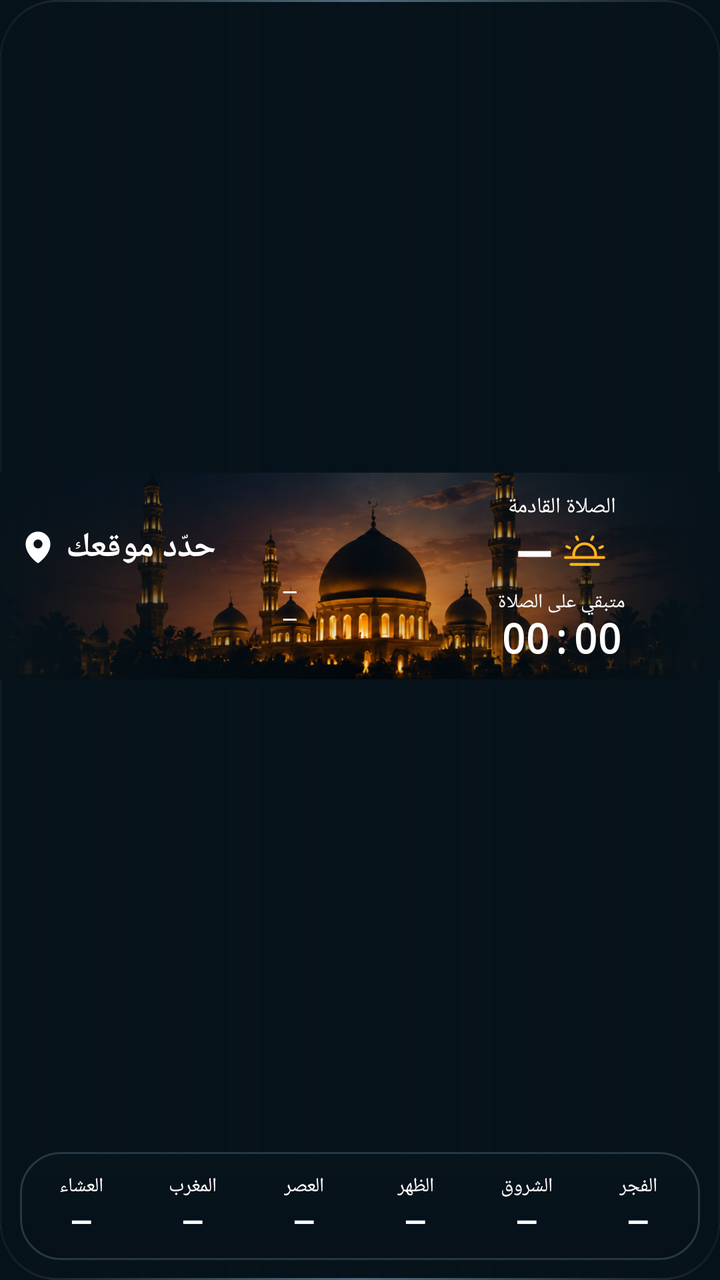
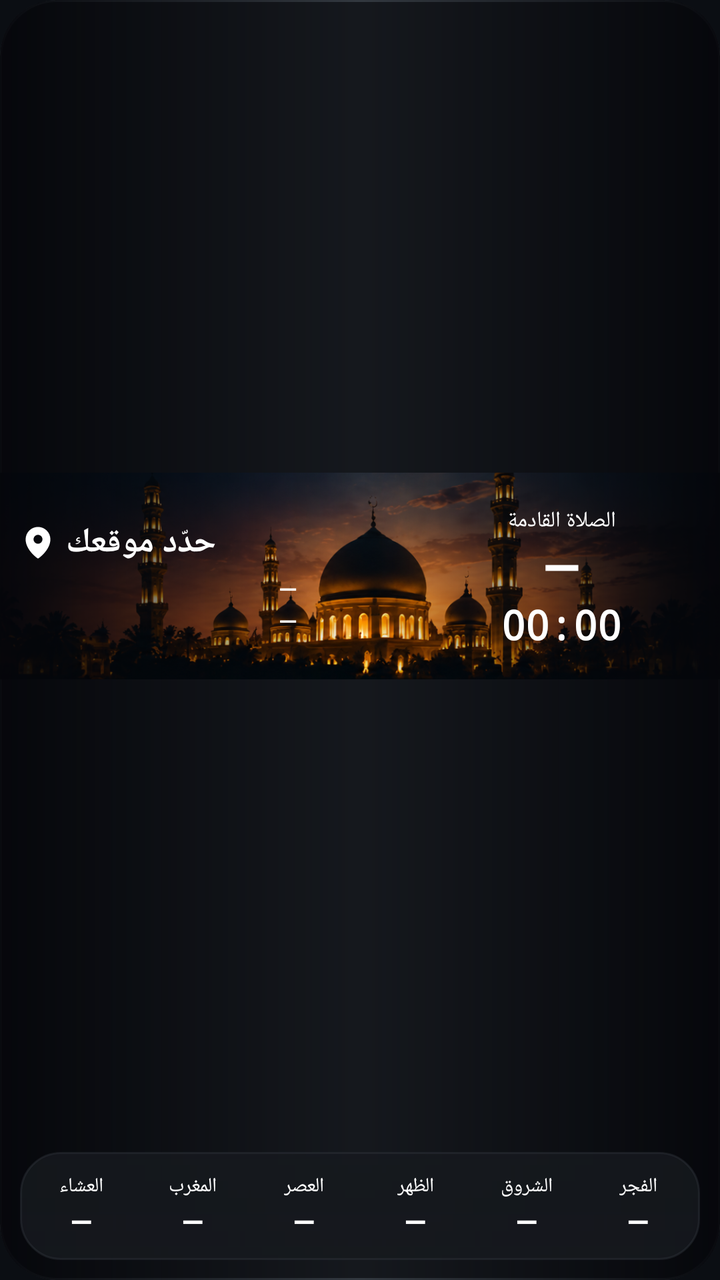

Screens rendered from an Android XML layout before and after an edit, with the pre-edit source and the edit as a unified diff.
<!-- AndroidManifest.xml: application theme Theme.Salati -->
<!-- res/layout/prayer_widget.xml -->
<FrameLayout xmlns:android="http://schemas.android.com/apk/res/android" android:id="@+id/widget_root" android:layout_width="match_parent" android:layout_height="match_parent" android:layoutDirection="rtl" android:background="@drawable/widget_background" android:clipToOutline="true">
<ImageView android:id="@+id/widget_scenery" android:layout_width="match_parent" android:layout_height="match_parent" android:src="@drawable/widget_reference_mosque" android:layout_marginBottom="64dp" android:scaleType="fitCenter" android:contentDescription="@null" android:importantForAccessibility="no"/>
<ImageView android:id="@+id/widget_overlay" android:layout_width="match_parent" android:layout_height="match_parent" android:src="@drawable/widget_overlay_night" android:scaleType="fitXY" android:contentDescription="@null" android:importantForAccessibility="no"/>
<LinearLayout android:id="@+id/widget_card" android:layout_width="match_parent" android:layout_height="match_parent" android:orientation="vertical" android:padding="10dp">
<LinearLayout android:layout_width="match_parent" android:layout_height="0dp" android:layout_weight="1" android:orientation="horizontal" android:gravity="center_vertical" android:baselineAligned="false" android:paddingBottom="8dp">
<LinearLayout android:layout_width="0dp" android:layout_weight="1.1" android:layout_height="wrap_content" android:orientation="vertical" android:gravity="center">
<TextView android:id="@+id/widget_next_label" android:layout_width="wrap_content" android:layout_height="wrap_content" android:text="الصلاة القادمة" android:textColor="#FFFFFF" android:textSize="11sp" android:fontFamily="sans-serif-medium" android:includeFontPadding="false" android:maxLines="1" android:ellipsize="end"/>
<LinearLayout android:layout_width="wrap_content" android:layout_height="wrap_content" android:orientation="horizontal" android:gravity="center" android:layoutDirection="rtl"><ImageView android:id="@+id/widget_next_icon" android:layout_width="22dp" android:layout_height="22dp" android:layout_marginEnd="5dp" android:src="@drawable/ic_widget_sunrise" android:contentDescription="@null" android:importantForAccessibility="no"/><TextView android:id="@+id/widget_next" android:layout_width="wrap_content" android:layout_height="wrap_content" android:text="—" android:textColor="#FFFFFF" android:textSize="24sp" android:fontFamily="sans-serif-medium" android:includeFontPadding="false" android:maxLines="1" android:ellipsize="end" android:textStyle="bold" android:paddingTop="2dp"/></LinearLayout>
<LinearLayout android:id="@+id/widget_countdown_row" android:layout_width="wrap_content" android:layout_height="wrap_content" android:orientation="vertical" android:gravity="center" android:layout_marginTop="3dp">
<TextView android:id="@+id/widget_countdown_label" android:layout_width="wrap_content" android:layout_height="wrap_content" android:text="متبقي على الصلاة" android:textColor="#FFFFFF" android:textSize="10sp" android:fontFamily="sans-serif-medium" android:includeFontPadding="false" android:maxLines="1" android:ellipsize="end"/>
<Chronometer android:id="@+id/widget_countdown" android:layout_width="wrap_content" android:layout_height="wrap_content" android:textColor="#FFFFFF" android:textSize="20sp" android:textStyle="bold" android:fontFamily="monospace" android:textDirection="ltr" android:countDown="true" android:includeFontPadding="false"/>
</LinearLayout></LinearLayout>
<FrameLayout android:layout_width="0dp" android:layout_height="1dp" android:layout_weight="0.5"/>
<LinearLayout android:layout_width="0dp" android:layout_weight="1.1" android:layout_height="wrap_content" android:orientation="vertical" android:gravity="start">
<LinearLayout android:layout_width="match_parent" android:layout_height="wrap_content" android:orientation="horizontal" android:layoutDirection="ltr" android:gravity="center_vertical" android:baselineAligned="false">
<ImageView android:layout_width="18dp" android:layout_height="22dp" android:layout_marginEnd="5dp" android:src="@drawable/ic_widget_location" android:contentDescription="@null" android:importantForAccessibility="no"/>
<TextView android:id="@+id/widget_location" android:layout_width="0dp" android:layout_height="wrap_content" android:text="حدّد موقعك" android:textColor="#FFFFFF" android:textSize="17sp" android:fontFamily="sans-serif-medium" android:includeFontPadding="false" android:maxLines="1" android:ellipsize="end" android:textStyle="bold" android:layout_weight="1" android:textDirection="locale"/>
</LinearLayout>
<TextView android:id="@+id/widget_date" android:layout_width="wrap_content" android:layout_height="wrap_content" android:text="—" android:textColor="#FFFFFF" android:textSize="10sp" android:fontFamily="sans-serif-medium" android:includeFontPadding="false" android:maxLines="2" android:ellipsize="end" android:paddingTop="5dp"/>
<TextView android:id="@+id/widget_hijri" android:layout_width="wrap_content" android:layout_height="wrap_content" android:text="—" android:textColor="#FFFFFF" android:textSize="10sp" android:fontFamily="sans-serif-medium" android:includeFontPadding="false" android:maxLines="2" android:ellipsize="end" android:paddingTop="2dp"/>
</LinearLayout></LinearLayout>
<LinearLayout android:layout_width="match_parent" android:layout_height="54dp" android:orientation="horizontal" android:background="@drawable/widget_glass_strip" android:padding="3dp" android:baselineAligned="false">
<LinearLayout android:id="@+id/widget_cell_fajr" android:layout_width="0dp" android:layout_weight="1" android:layout_height="match_parent" android:orientation="vertical" android:gravity="center"><TextView android:id="@+id/widget_label_fajr" android:layout_width="wrap_content" android:layout_height="wrap_content" android:text="الفجر" android:textColor="#FFFFFF" android:textSize="10sp" android:fontFamily="sans-serif-medium" android:includeFontPadding="false" android:maxLines="1" android:ellipsize="end"/><TextView android:id="@+id/widget_fajr" android:layout_width="wrap_content" android:layout_height="wrap_content" android:text="—" android:textColor="#FFFFFF" android:textSize="14sp" android:fontFamily="sans-serif-medium" android:includeFontPadding="false" android:maxLines="1" android:ellipsize="end" android:textStyle="bold" android:paddingTop="3dp" android:textDirection="ltr"/></LinearLayout>
<LinearLayout android:id="@+id/widget_cell_sunrise" android:layout_width="0dp" android:layout_weight="1" android:layout_height="match_parent" android:orientation="vertical" android:gravity="center"><TextView android:id="@+id/widget_label_sunrise" android:layout_width="wrap_content" android:layout_height="wrap_content" android:text="الشروق" android:textColor="#FFFFFF" android:textSize="10sp" android:fontFamily="sans-serif-medium" android:includeFontPadding="false" android:maxLines="1" android:ellipsize="end"/><TextView android:id="@+id/widget_sunrise" android:layout_width="wrap_content" android:layout_height="wrap_content" android:text="—" android:textColor="#FFFFFF" android:textSize="14sp" android:fontFamily="sans-serif-medium" android:includeFontPadding="false" android:maxLines="1" android:ellipsize="end" android:textStyle="bold" android:paddingTop="3dp" android:textDirection="ltr"/></LinearLayout>
<LinearLayout android:id="@+id/widget_cell_dhuhr" android:layout_width="0dp" android:layout_weight="1" android:layout_height="match_parent" android:orientation="vertical" android:gravity="center"><TextView android:id="@+id/widget_label_dhuhr" android:layout_width="wrap_content" android:layout_height="wrap_content" android:text="الظهر" android:textColor="#FFFFFF" android:textSize="10sp" android:fontFamily="sans-serif-medium" android:includeFontPadding="false" android:maxLines="1" android:ellipsize="end"/><TextView android:id="@+id/widget_dhuhr" android:layout_width="wrap_content" android:layout_height="wrap_content" android:text="—" android:textColor="#FFFFFF" android:textSize="14sp" android:fontFamily="sans-serif-medium" android:includeFontPadding="false" android:maxLines="1" android:ellipsize="end" android:textStyle="bold" android:paddingTop="3dp" android:textDirection="ltr"/></LinearLayout>
<LinearLayout android:id="@+id/widget_cell_asr" android:layout_width="0dp" android:layout_weight="1" android:layout_height="match_parent" android:orientation="vertical" android:gravity="center"><TextView android:id="@+id/widget_label_asr" android:layout_width="wrap_content" android:layout_height="wrap_content" android:text="العصر" android:textColor="#FFFFFF" android:textSize="10sp" android:fontFamily="sans-serif-medium" android:includeFontPadding="false" android:maxLines="1" android:ellipsize="end"/><TextView android:id="@+id/widget_asr" android:layout_width="wrap_content" android:layout_height="wrap_content" android:text="—" android:textColor="#FFFFFF" android:textSize="14sp" android:fontFamily="sans-serif-medium" android:includeFontPadding="false" android:maxLines="1" android:ellipsize="end" android:textStyle="bold" android:paddingTop="3dp" android:textDirection="ltr"/></LinearLayout>
<LinearLayout android:id="@+id/widget_cell_maghrib" android:layout_width="0dp" android:layout_weight="1" android:layout_height="match_parent" android:orientation="vertical" android:gravity="center"><TextView android:id="@+id/widget_label_maghrib" android:layout_width="wrap_content" android:layout_height="wrap_content" android:text="المغرب" android:textColor="#FFFFFF" android:textSize="10sp" android:fontFamily="sans-serif-medium" android:includeFontPadding="false" android:maxLines="1" android:ellipsize="end"/><TextView android:id="@+id/widget_maghrib" android:layout_width="wrap_content" android:layout_height="wrap_content" android:text="—" android:textColor="#FFFFFF" android:textSize="14sp" android:fontFamily="sans-serif-medium" android:includeFontPadding="false" android:maxLines="1" android:ellipsize="end" android:textStyle="bold" android:paddingTop="3dp" android:textDirection="ltr"/></LinearLayout>
<LinearLayout android:id="@+id/widget_cell_isha" android:layout_width="0dp" android:layout_weight="1" android:layout_height="match_parent" android:orientation="vertical" android:gravity="center"><TextView android:id="@+id/widget_label_isha" android:layout_width="wrap_content" android:layout_height="wrap_content" android:text="العشاء" android:textColor="#FFFFFF" android:textSize="10sp" android:fontFamily="sans-serif-medium" android:includeFontPadding="false" android:maxLines="1" android:ellipsize="end"/><TextView android:id="@+id/widget_isha" android:layout_width="wrap_content" android:layout_height="wrap_content" android:text="—" android:textColor="#FFFFFF" android:textSize="14sp" android:fontFamily="sans-serif-medium" android:includeFontPadding="false" android:maxLines="1" android:ellipsize="end" android:textStyle="bold" android:paddingTop="3dp" android:textDirection="ltr"/></LinearLayout>
</LinearLayout></LinearLayout></FrameLayout>
<!-- resources referenced by this layout -->
<resources>
  <!-- drawable ic_widget_location (drawable) -->
  <vector xmlns:android="http://schemas.android.com/apk/res/android" android:width="18dp" android:height="18dp" android:viewportWidth="256" android:viewportHeight="256"><path android:fillColor="#FFFFFF" android:pathData="M128,16a88.1,88.1,0,0,0-88,88c0,75.3,80,132.17,83.41,134.55a8,8,0,0,0,9.18,0C136,236.17,216,179.3,216,104A88.1,88.1,0,0,0,128,16Zm0,56a32,32,0,1,1-32,32A32,32,0,0,1,128,72Z"/></vector>
  <!-- drawable ic_widget_sunrise (drawable) -->
  <vector xmlns:android="http://schemas.android.com/apk/res/android" android:width="22dp" android:height="22dp" android:viewportWidth="256" android:viewportHeight="256"><path android:fillColor="#FFB51B" android:pathData="M240,152H199.55a73.54,73.54,0,0,0,.45-8,72,72,0,0,0-144,0,73.54,73.54,0,0,0,.45,8H16a8,8,0,0,0,0,16H240a8,8,0,0,0,0-16ZM72,144a56,56,0,1,1,111.41,8H72.59A56.13,56.13,0,0,1,72,144Zm144,56a8,8,0,0,1-8,8H48a8,8,0,0,1,0-16H208A8,8,0,0,1,216,200ZM72.84,43.58a8,8,0,0,1,14.32-7.16l8,16a8,8,0,0,1-14.32,7.16Zm-56,48.84a8,8,0,0,1,10.74-3.57l16,8a8,8,0,0,1-7.16,14.31l-16-8A8,8,0,0,1,16.84,92.42Zm192,15.16a8,8,0,0,1,3.58-10.73l16-8a8,8,0,1,1,7.16,14.31l-16,8a8,8,0,0,1-10.74-3.58Zm-48-55.16,8-16a8,8,0,0,1,14.32,7.16l-8,16a8,8,0,1,1-14.32-7.16Z"/></vector>
  <!-- drawable widget_background (drawable) -->
  <shape xmlns:android="http://schemas.android.com/apk/res/android"><solid android:color="#06121A"/><corners android:radius="28dp"/><stroke android:width="1dp" android:color="#526B7B"/></shape>
  <!-- drawable widget_glass_strip (drawable) -->
  <shape xmlns:android="http://schemas.android.com/apk/res/android"><gradient android:angle="270" android:startColor="#D907141D" android:endColor="#E6051018"/><corners android:radius="20dp"/><stroke android:width="1dp" android:color="#66527080"/></shape>
  <!-- drawable widget_overlay_night (drawable) -->
  <shape xmlns:android="http://schemas.android.com/apk/res/android"><gradient android:angle="0" android:startColor="#E606121A" android:centerColor="#0006121A" android:endColor="#E606121A"/><corners android:radius="28dp"/></shape>
  <!-- drawable widget_reference_mosque: png bitmap (drawable-nodpi, 432412 bytes) -->
  <style name="Theme.Salati" parent="android:style/Theme.Material.Light.NoActionBar">
    <item name="android:windowBackground">@color/salati_shell</item>
    <item name="android:colorAccent">@color/salati_dialog_accent</item>
    <item name="android:alertDialogTheme">@style/Theme.Salati.Dialog</item>
   </style>
  <color name="salati_shell">#06121A</color>
  <color name="salati_dialog_accent">#304969</color>
  <style name="Theme.Salati.Dialog" parent="android:style/Theme.Material.Light.Dialog.Alert">
    <item name="android:colorAccent">@color/salati_dialog_accent</item>
    <item name="android:colorBackground">@color/salati_dialog_surface</item>
    <item name="android:windowBackground">@color/salati_dialog_surface</item>
    <item name="android:textColorPrimary">@color/salati_dialog_ink</item>
    <item name="android:textColorSecondary">@color/salati_dialog_ink</item>
   </style>
  <color name="salati_dialog_surface">#FFFFFF</color>
  <color name="salati_dialog_ink">#000000</color>
</resources>

<!-- the commit's change to res/layout/prayer_widget.xml (unified diff, before → after) -->
@@ -5,9 +5,9 @@
 <LinearLayout android:layout_width="match_parent" android:layout_height="0dp" android:layout_weight="1" android:orientation="horizontal" android:gravity="center_vertical" android:baselineAligned="false" android:paddingBottom="8dp">
 <LinearLayout android:layout_width="0dp" android:layout_weight="1.1" android:layout_height="wrap_content" android:orientation="vertical" android:gravity="center">
 <TextView android:id="@+id/widget_next_label" android:layout_width="wrap_content" android:layout_height="wrap_content" android:text="الصلاة القادمة" android:textColor="#FFFFFF" android:textSize="11sp" android:fontFamily="sans-serif-medium" android:includeFontPadding="false" android:maxLines="1" android:ellipsize="end"/>
-<LinearLayout android:layout_width="wrap_content" android:layout_height="wrap_content" android:orientation="horizontal" android:gravity="center" android:layoutDirection="rtl"><ImageView android:id="@+id/widget_next_icon" android:layout_width="22dp" android:layout_height="22dp" android:layout_marginEnd="5dp" android:src="@drawable/ic_widget_sunrise" android:contentDescription="@null" android:importantForAccessibility="no"/><TextView android:id="@+id/widget_next" android:layout_width="wrap_content" android:layout_height="wrap_content" android:text="—" android:textColor="#FFFFFF" android:textSize="24sp" android:fontFamily="sans-serif-medium" android:includeFontPadding="false" android:maxLines="1" android:ellipsize="end" android:textStyle="bold" android:paddingTop="2dp"/></LinearLayout>
+<LinearLayout android:layout_width="wrap_content" android:layout_height="wrap_content" android:orientation="horizontal" android:gravity="center" android:layoutDirection="rtl"><ImageView android:visibility="gone" android:id="@+id/widget_next_icon" android:layout_width="22dp" android:layout_height="22dp" android:layout_marginEnd="5dp" android:src="@drawable/ic_widget_sunrise" android:contentDescription="@null" android:importantForAccessibility="no"/><TextView android:id="@+id/widget_next" android:layout_width="wrap_content" android:layout_height="wrap_content" android:text="—" android:textColor="#FFFFFF" android:textSize="24sp" android:fontFamily="sans-serif-medium" android:includeFontPadding="false" android:maxLines="1" android:ellipsize="end" android:textStyle="bold" android:paddingTop="2dp"/></LinearLayout>
 <LinearLayout android:id="@+id/widget_countdown_row" android:layout_width="wrap_content" android:layout_height="wrap_content" android:orientation="vertical" android:gravity="center" android:layout_marginTop="3dp">
-<TextView android:id="@+id/widget_countdown_label" android:layout_width="wrap_content" android:layout_height="wrap_content" android:text="متبقي على الصلاة" android:textColor="#FFFFFF" android:textSize="10sp" android:fontFamily="sans-serif-medium" android:includeFontPadding="false" android:maxLines="1" android:ellipsize="end"/>
+
 <Chronometer android:id="@+id/widget_countdown" android:layout_width="wrap_content" android:layout_height="wrap_content" android:textColor="#FFFFFF" android:textSize="20sp" android:textStyle="bold" android:fontFamily="monospace" android:textDirection="ltr" android:countDown="true" android:includeFontPadding="false"/>
 </LinearLayout></LinearLayout>
 <FrameLayout android:layout_width="0dp" android:layout_height="1dp" android:layout_weight="0.5"/>
@@ -16,8 +16,8 @@
 <ImageView android:layout_width="18dp" android:layout_height="22dp" android:layout_marginEnd="5dp" android:src="@drawable/ic_widget_location" android:contentDescription="@null" android:importantForAccessibility="no"/>
 <TextView android:id="@+id/widget_location" android:layout_width="0dp" android:layout_height="wrap_content" android:text="حدّد موقعك" android:textColor="#FFFFFF" android:textSize="17sp" android:fontFamily="sans-serif-medium" android:includeFontPadding="false" android:maxLines="1" android:ellipsize="end" android:textStyle="bold" android:layout_weight="1" android:textDirection="locale"/>
 </LinearLayout>
-<TextView android:id="@+id/widget_date" android:layout_width="wrap_content" android:layout_height="wrap_content" android:text="—" android:textColor="#FFFFFF" android:textSize="10sp" android:fontFamily="sans-serif-medium" android:includeFontPadding="false" android:maxLines="2" android:ellipsize="end" android:paddingTop="5dp"/>
-<TextView android:id="@+id/widget_hijri" android:layout_width="wrap_content" android:layout_height="wrap_content" android:text="—" android:textColor="#FFFFFF" android:textSize="10sp" android:fontFamily="sans-serif-medium" android:includeFontPadding="false" android:maxLines="2" android:ellipsize="end" android:paddingTop="2dp"/>
+<TextView android:id="@+id/widget_date" android:layout_width="wrap_content" android:layout_height="wrap_content" android:text="—" android:textColor="#FFFFFF" android:textSize="12sp" android:fontFamily="sans-serif-medium" android:includeFontPadding="false" android:paddingTop="5dp" android:breakStrategy="simple" android:hyphenationFrequency="none"/>
+<TextView android:id="@+id/widget_hijri" android:layout_width="wrap_content" android:layout_height="wrap_content" android:text="—" android:textColor="#FFFFFF" android:textSize="12sp" android:fontFamily="sans-serif-medium" android:includeFontPadding="false" android:paddingTop="2dp" android:breakStrategy="simple" android:hyphenationFrequency="none"/>
 </LinearLayout></LinearLayout>
 <LinearLayout android:layout_width="match_parent" android:layout_height="54dp" android:orientation="horizontal" android:background="@drawable/widget_glass_strip" android:padding="3dp" android:baselineAligned="false">
 <LinearLayout android:id="@+id/widget_cell_fajr" android:layout_width="0dp" android:layout_weight="1" android:layout_height="match_parent" android:orientation="vertical" android:gravity="center"><TextView android:id="@+id/widget_label_fajr" android:layout_width="wrap_content" android:layout_height="wrap_content" android:text="الفجر" android:textColor="#FFFFFF" android:textSize="10sp" android:fontFamily="sans-serif-medium" android:includeFontPadding="false" android:maxLines="1" android:ellipsize="end"/><TextView android:id="@+id/widget_fajr" android:layout_width="wrap_content" android:layout_height="wrap_content" android:text="—" android:textColor="#FFFFFF" android:textSize="14sp" android:fontFamily="sans-serif-medium" android:includeFontPadding="false" android:maxLines="1" android:ellipsize="end" android:textStyle="bold" android:paddingTop="3dp" android:textDirection="ltr"/></LinearLayout>
<!-- resource entries referenced after the edit -->
@@ -3,29 +3,29 @@
   <!-- drawable ic_widget_location (drawable) -->
   <vector xmlns:android="http://schemas.android.com/apk/res/android" android:width="18dp" android:height="18dp" android:viewportWidth="256" android:viewportHeight="256"><path android:fillColor="#FFFFFF" android:pathData="M128,16a88.1,88.1,0,0,0-88,88c0,75.3,80,132.17,83.41,134.55a8,8,0,0,0,9.18,0C136,236.17,216,179.3,216,104A88.1,88.1,0,0,0,128,16Zm0,56a32,32,0,1,1-32,32A32,32,0,0,1,128,72Z"/></vector>
   <!-- drawable ic_widget_sunrise (drawable) -->
-  <vector xmlns:android="http://schemas.android.com/apk/res/android" android:width="22dp" android:height="22dp" android:viewportWidth="256" android:viewportHeight="256"><path android:fillColor="#FFB51B" android:pathData="M240,152H199.55a73.54,73.54,0,0,0,.45-8,72,72,0,0,0-144,0,73.54,73.54,0,0,0,.45,8H16a8,8,0,0,0,0,16H240a8,8,0,0,0,0-16ZM72,144a56,56,0,1,1,111.41,8H72.59A56.13,56.13,0,0,1,72,144Zm144,56a8,8,0,0,1-8,8H48a8,8,0,0,1,0-16H208A8,8,0,0,1,216,200ZM72.84,43.58a8,8,0,0,1,14.32-7.16l8,16a8,8,0,0,1-14.32,7.16Zm-56,48.84a8,8,0,0,1,10.74-3.57l16,8a8,8,0,0,1-7.16,14.31l-16-8A8,8,0,0,1,16.84,92.42Zm192,15.16a8,8,0,0,1,3.58-10.73l16-8a8,8,0,1,1,7.16,14.31l-16,8a8,8,0,0,1-10.74-3.58Zm-48-55.16,8-16a8,8,0,0,1,14.32,7.16l-8,16a8,8,0,1,1-14.32-7.16Z"/></vector>
+  <vector xmlns:android="http://schemas.android.com/apk/res/android" android:width="22dp" android:height="22dp" android:viewportWidth="256" android:viewportHeight="256"><path android:fillColor="#FFFFFF" android:pathData="M240,152H199.55a73.54,73.54,0,0,0,.45-8,72,72,0,0,0-144,0,73.54,73.54,0,0,0,.45,8H16a8,8,0,0,0,0,16H240a8,8,0,0,0,0-16ZM72,144a56,56,0,1,1,111.41,8H72.59A56.13,56.13,0,0,1,72,144Zm144,56a8,8,0,0,1-8,8H48a8,8,0,0,1,0-16H208A8,8,0,0,1,216,200ZM72.84,43.58a8,8,0,0,1,14.32-7.16l8,16a8,8,0,0,1-14.32,7.16Zm-56,48.84a8,8,0,0,1,10.74-3.57l16,8a8,8,0,0,1-7.16,14.31l-16-8A8,8,0,0,1,16.84,92.42Zm192,15.16a8,8,0,0,1,3.58-10.73l16-8a8,8,0,1,1,7.16,14.31l-16,8a8,8,0,0,1-10.74-3.58Zm-48-55.16,8-16a8,8,0,0,1,14.32,7.16l-8,16a8,8,0,1,1-14.32-7.16Z"/></vector>
   <!-- drawable widget_background (drawable) -->
-  <shape xmlns:android="http://schemas.android.com/apk/res/android"><solid android:color="#06121A"/><corners android:radius="28dp"/><stroke android:width="1dp" android:color="#526B7B"/></shape>
+  <shape xmlns:android="http://schemas.android.com/apk/res/android"><solid android:color="#15181D"/><corners android:radius="28dp"/><stroke android:width="1dp" android:color="#32383F"/></shape>
   <!-- drawable widget_glass_strip (drawable) -->
-  <shape xmlns:android="http://schemas.android.com/apk/res/android"><gradient android:angle="270" android:startColor="#D907141D" android:endColor="#E6051018"/><corners android:radius="20dp"/><stroke android:width="1dp" android:color="#66527080"/></shape>
+  <shape xmlns:android="http://schemas.android.com/apk/res/android"><gradient android:angle="270" android:startColor="#D915181D" android:endColor="#E615181D"/><corners android:radius="20dp"/><stroke android:width="1dp" android:color="#6632383F"/></shape>
   <!-- drawable widget_overlay_night (drawable) -->
-  <shape xmlns:android="http://schemas.android.com/apk/res/android"><gradient android:angle="0" android:startColor="#E606121A" android:centerColor="#0006121A" android:endColor="#E606121A"/><corners android:radius="28dp"/></shape>
+  <shape xmlns:android="http://schemas.android.com/apk/res/android"><gradient android:angle="0" android:startColor="#E6040509" android:centerColor="#00040509" android:endColor="#E6040509"/><corners android:radius="28dp"/></shape>
   <!-- drawable widget_reference_mosque: png bitmap (drawable-nodpi, 432412 bytes) -->
-  <style name="Theme.Salati" parent="android:style/Theme.Material.Light.NoActionBar">
+  <style name="Theme.Salati" parent="android:style/Theme.Material.NoActionBar">
     <item name="android:windowBackground">@color/salati_shell</item>
     <item name="android:colorAccent">@color/salati_dialog_accent</item>
     <item name="android:alertDialogTheme">@style/Theme.Salati.Dialog</item>
    </style>
-  <color name="salati_shell">#06121A</color>
-  <color name="salati_dialog_accent">#304969</color>
-  <style name="Theme.Salati.Dialog" parent="android:style/Theme.Material.Light.Dialog.Alert">
+  <color name="salati_shell">#0B0E13</color>
+  <color name="salati_dialog_accent">#AEBCCB</color>
+  <style name="Theme.Salati.Dialog" parent="android:style/Theme.Material.Dialog.Alert">
     <item name="android:colorAccent">@color/salati_dialog_accent</item>
     <item name="android:colorBackground">@color/salati_dialog_surface</item>
     <item name="android:windowBackground">@color/salati_dialog_surface</item>
     <item name="android:textColorPrimary">@color/salati_dialog_ink</item>
     <item name="android:textColorSecondary">@color/salati_dialog_ink</item>
    </style>
-  <color name="salati_dialog_surface">#FFFFFF</color>
-  <color name="salati_dialog_ink">#000000</color>
+  <color name="salati_dialog_surface">#15181D</color>
+  <color name="salati_dialog_ink">#FFFFFF</color>
 </resources>
 
